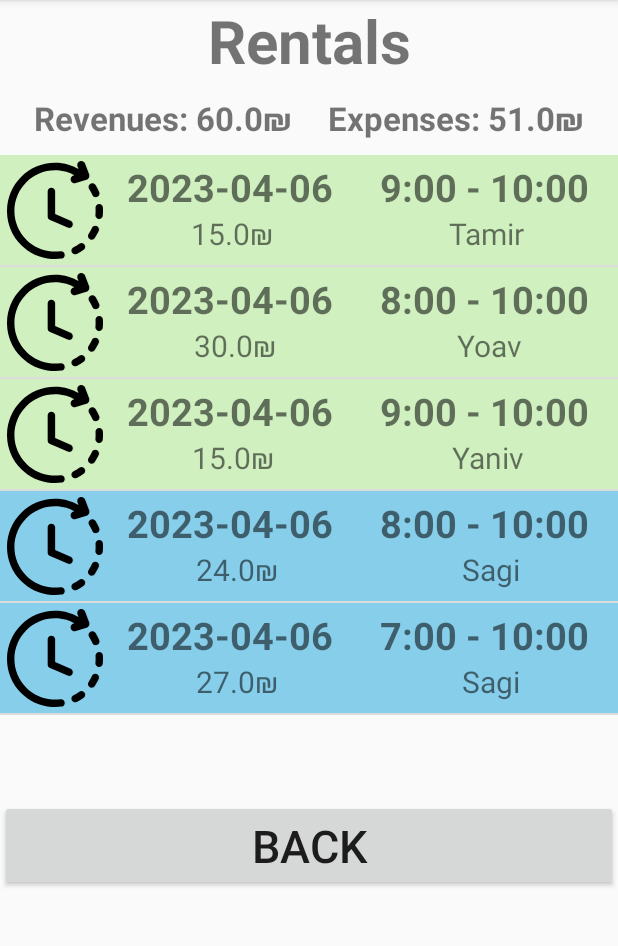
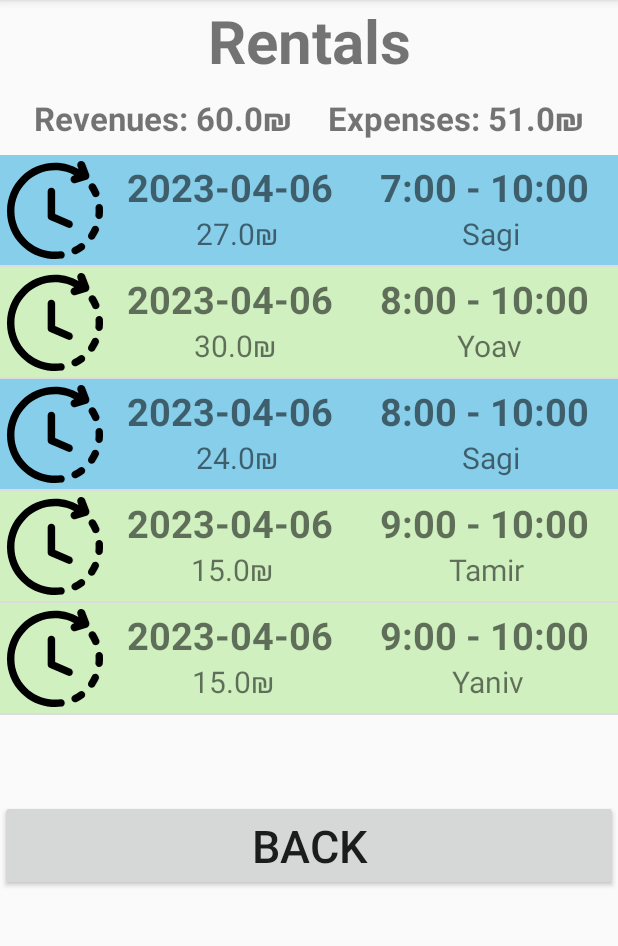
Before and after one commit to sagi565/SharingChargingStations, an Android app: the screen it shows after launch (RentalsActivity), after a tap on "Rentals", on a phone screen of 412 x 824 dp, the part 84-1030 px from its top. Run offline under Robolectric (Android 15) with nearby library versions, the phone set to English and light mode, and no system bars.

Commit message:
update 14 - שינוים קלים

```diff
--- a/app/build.gradle
+++ b/app/build.gradle
@@ -20,6 +20,10 @@ android {
             proguardFiles getDefaultProguardFile('proguard-android-optimize.txt'), 'proguard-rules.pro'
         }
     }
+    compileOptions {
+        sourceCompatibility JavaVersion.VERSION_1_8
+        targetCompatibility JavaVersion.VERSION_1_8
+    }
 }
 
 dependencies {
--- a/app/src/main/java/com/example/sharingchargingstations/MainActivity.java
+++ b/app/src/main/java/com/example/sharingchargingstations/MainActivity.java
@@ -135,7 +135,9 @@ public class MainActivity extends AppCompatActivity {
     private void setFilter(String filter){
         filterChargingStations.clear();
         for(ChargingStation chargingStation : model.getChargingStations()){
-            if (chargingStation.getStationAddress().toString().toLowerCase().contains(filter.toLowerCase()) && chargingStation.getStatus() == ChargingStationStatus.active){
+            if (chargingStation.getStationAddress().toString().toLowerCase().contains(filter.toLowerCase())
+                    && chargingStation.getStatus() == ChargingStationStatus.active
+                    && chargingStation != model.getCurrentUser().getMyChargingStation()){
                 filterChargingStations.add(chargingStation);
             }
         }
--- a/app/src/main/java/com/example/sharingchargingstations/Model/Rental.java
+++ b/app/src/main/java/com/example/sharingchargingstations/Model/Rental.java
@@ -71,7 +71,9 @@ public class Rental {
         SimpleDateFormat formatter = new SimpleDateFormat("dd/MM/yyyy");
         return formatter.format(startDate);
     }
-
+    public long getDateInLong(){
+        return startDate.getTime();
+    }
     public String getTime(){
         Calendar calendarStart = Calendar.getInstance();
         calendarStart.setTime(startDate);
--- a/app/src/main/java/com/example/sharingchargingstations/RentalsActivity.java
+++ b/app/src/main/java/com/example/sharingchargingstations/RentalsActivity.java
@@ -22,6 +22,8 @@ import com.example.sharingchargingstations.Model.Rental;
 
 import java.text.SimpleDateFormat;
 import java.util.ArrayList;
+import java.util.Collections;
+import java.util.Comparator;
 
 public class RentalsActivity extends AppCompatActivity {
     private ArrayList<Rental> rentals = new ArrayList<>();
@@ -47,6 +49,7 @@ public class RentalsActivity extends AppCompatActivity {
         btnBack = findViewById(R.id.btnBack);
 
 
+        Collections.sort(rentals, Comparator.comparingLong(Rental::getDateInLong));
 
         rentalsArrayAdapter = new ArrayAdapter<Rental>(this, R.layout.item_rental,rentals){
             @NonNull
@@ -79,10 +82,7 @@ public class RentalsActivity extends AppCompatActivity {
                 else
                     view.setBackgroundColor(Color.rgb(135,206,235));
 
-
-
                 SimpleDateFormat formatter = new SimpleDateFormat("yyyy-MM-dd");
-
                 tvItemDate.setText(formatter.format(rental.getStartDate()));
                 tvItemHours.setText(rental.getTime());
                 tvItemMoney.setText(rental.getPrice() + "₪");
--- a/app/src/main/res/layout/activity_profile.xml
+++ b/app/src/main/res/layout/activity_profile.xml
@@ -28,6 +28,7 @@
             android:layout_marginTop="10dp"
             android:gravity="center"
             android:text="Name"
+            android:textColor="#00A6FF"
             android:textSize="25sp"
             android:textStyle="bold" />
 
@@ -57,6 +58,7 @@
             android:layout_marginTop="10dp"
             android:gravity="center"
             android:text="Address"
+            android:textColor="#00A6FF"
             android:textSize="25sp"
             android:textStyle="bold" />
 
@@ -96,6 +98,7 @@
                 android:hint="House Number"
                 android:inputType="textPersonName" />
         </LinearLayout>
+
         <TextView
             android:id="@+id/ivChargingStation"
             android:layout_width="match_parent"
@@ -103,6 +106,7 @@
             android:layout_marginBottom="10dp"
             android:gravity="center"
             android:text="My Charging Station"
+            android:textColor="#00A6FF"
             android:textSize="25sp"
             android:textStyle="bold" />
         <LinearLayout
```
